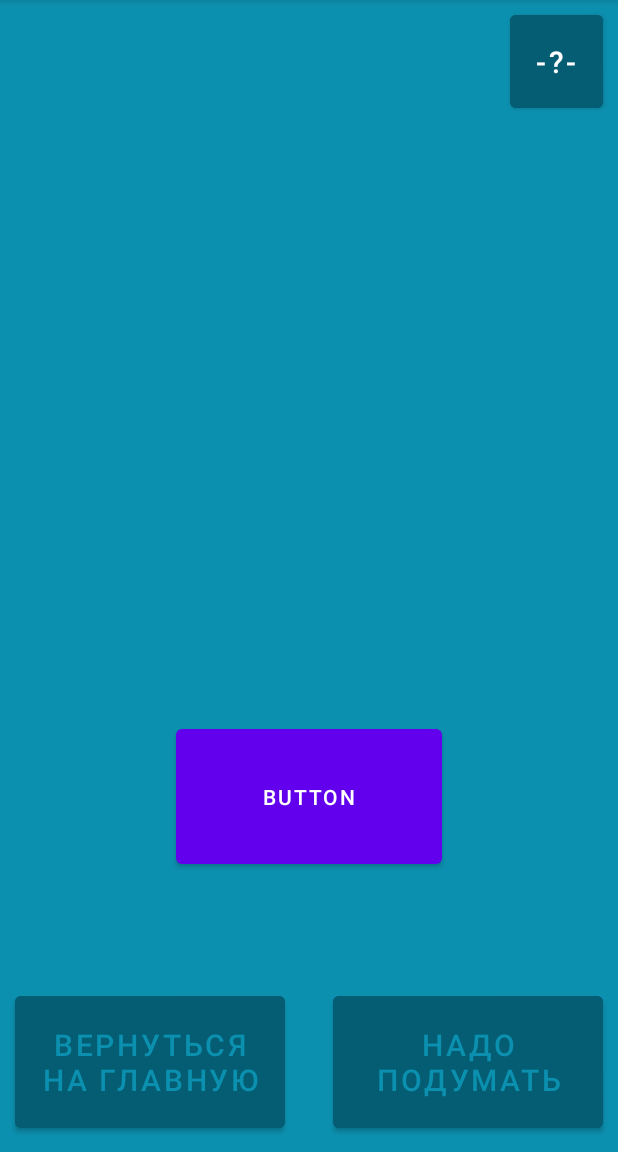
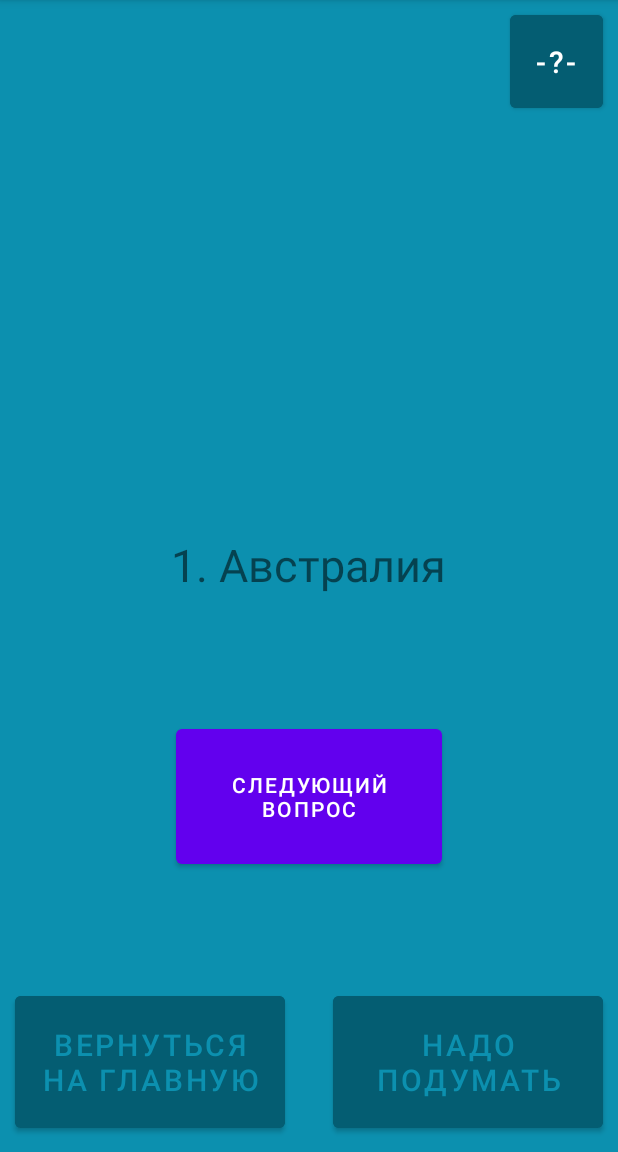
Before and after one commit to Mike-Tigrov/CapitalCountry, an Android app: the Tren_2 screen opened directly, with no data from a screen before it, on a phone screen of 412 x 824 dp, the part 84-1236 px from its top. Run offline under Robolectric (Android 15) with nearby library versions, the phone set to English and light mode, and no system bars.

Commit message:
Add button logic on test-unit tren_2

```diff
--- a/app/src/main/java/mike/kor/capitalcountry/Tren1.java
+++ b/app/src/main/java/mike/kor/capitalcountry/Tren1.java
@@ -5,16 +5,13 @@ import android.os.Bundle;
 import android.view.View;
 import android.widget.Button;
 import android.widget.TextView;
-import android.widget.Toast;
-
 
 import androidx.appcompat.app.AppCompatActivity;
 
 import java.util.Random;
 
-import mike.kor.capitalcountry.model.Question;
+public class Tren1 extends AppCompatActivity {
 
-public class Tren1 extends AppCompatActivity {
 
     //Кнопки выбора варианта ответа (1 правильная и 3 неправильных)
     private Button mTrueButton;
@@ -32,6 +29,8 @@ public class Tren1 extends AppCompatActivity {
     Random random = new Random();
 
     //Создаём список стран c ответами
+
+    /*
     private Question[] mCountryList = new Question[] {
             new Question(R.string.cou_Australia, R.string.cap_Canberra),
             new Question(R.string.cou_Austria, R.string.cap_Vein),
@@ -42,10 +41,13 @@ public class Tren1 extends AppCompatActivity {
     //Переменная для индекса массива (по ней мы получаем следующий вопрос)
 private int mCurrentIndex = 0;
 
+*/
     @Override
     protected void onCreate(Bundle savedInstanceState) {
         super.onCreate(savedInstanceState);
         setContentView(R.layout.activity_tren1);
+
+        /*
 
         //Кнопки выбора вариантов ответа столицы страны
         //Кнопка с правильным ответом
@@ -78,7 +80,7 @@ private int mCurrentIndex = 0;
             }
         });
 
-
+*/
 
 
     }
--- a/app/src/main/java/mike/kor/capitalcountry/Tren_2.java
+++ b/app/src/main/java/mike/kor/capitalcountry/Tren_2.java
@@ -7,6 +7,8 @@ import android.widget.Button;
 import android.widget.TextView;
 
 import androidx.appcompat.app.AppCompatActivity;
+
+import mike.kor.capitalcountry.model.Question;
 
 public class Tren_2 extends AppCompatActivity {
 //Задача. Реализовать простой цикл из 1 текста и 1 кнопки
@@ -21,17 +23,14 @@ public class Tren_2 extends AppCompatActivity {
     //4.Создаём переменную для текстового поля @+id/text_roll
     private TextView rText;
 
-
-
-
     @Override
     protected void onCreate(Bundle savedInstanceState) {
         super.onCreate(savedInstanceState);
         setContentView(R.layout.activity_tren_2);
 
-        //11.Подключаем виджет TextView
+        //11.Подключаем виджет TextView, он задаёт текст из списка на позицию
         rText = (TextView) findViewById(R.id.roll_text);
-        int question = list[mCurrentIndex].getTextResId();
+        int question = listQ[mCurrentIndex].getTextResId();
         rText.setText(question);
 
         //5.Получаем ссылку на виджет кнопки
@@ -40,10 +39,14 @@ public class Tren_2 extends AppCompatActivity {
         //7.Мы реализуем интерфейс слушателя события. Собитие у нас - клик по кнопке
         //В круглых скобках "...stener(new View ... });" создаётся новый безымянный класс,
         //который будет реализован вызываемым методом onClick
+        //То есть после тыкания, запускается выбор индекса
         rButton.setOnClickListener(new View.OnClickListener() {
             @Override
             public void onClick(View v) {
-                // Пока ничего не делает, но скоро будет!
+                mCurrentIndex = (mCurrentIndex + 1) % listQ.length;
+                int question = listQ[mCurrentIndex].getTextResId();
+                rText.setText(question);
+
             }
         });
 
@@ -55,17 +58,17 @@ public class Tren_2 extends AppCompatActivity {
     }
 
 
-    //0.Создаём список String[] list из которого будем брать значения
-private String[] list = new String[5];
+    //0.Создаём список listQ на основе класса Question[] из которого будем брать значения
+private Question[] listQ = new Question[]
     {
-        list[0] = String.valueOf(R.string.cou_Algeria);
-        list[1] = String.valueOf(R.string.cou_Albania);
-        list[2] = String.valueOf(R.string.cou_Australia);
-        list[3] = String.valueOf(R.string.cou_Austria);
-        list[4] = String.valueOf(R.string.cou_Azerbaijan);
-    }
+        new Question(R.string.cou_Australia),
+        new Question(R.string.cou_Algeria),
+        new Question(R.string.cou_Albania),
+        new Question(R.string.cou_Austria),
+        new Question(R.string.cou_Azerbaijan),
+    };
 
-    //9.Создаём переменную для индекса массива list и инициализируем её через 0
+    //9.Создаём переменную для индекса массива listQ и инициализируем её через 0
     private int mCurrentIndex = 0;
 
     //10.Создаём 5 записей в файле countries.xml, их мы будем добавлять в наш массив с объектами для выбора текста
--- a/app/src/main/res/layout/activity_tren_2.xml
+++ b/app/src/main/res/layout/activity_tren_2.xml
@@ -58,7 +58,7 @@
         android:layout_width="177dp"
         android:layout_height="102dp"
         android:layout_marginTop="480dp"
-        android:text="Button"
+        android:text="Следующий вопрос"
         app:layout_constraintEnd_toEndOf="parent"
         app:layout_constraintStart_toStartOf="parent"
         app:layout_constraintTop_toTopOf="parent" />
```
